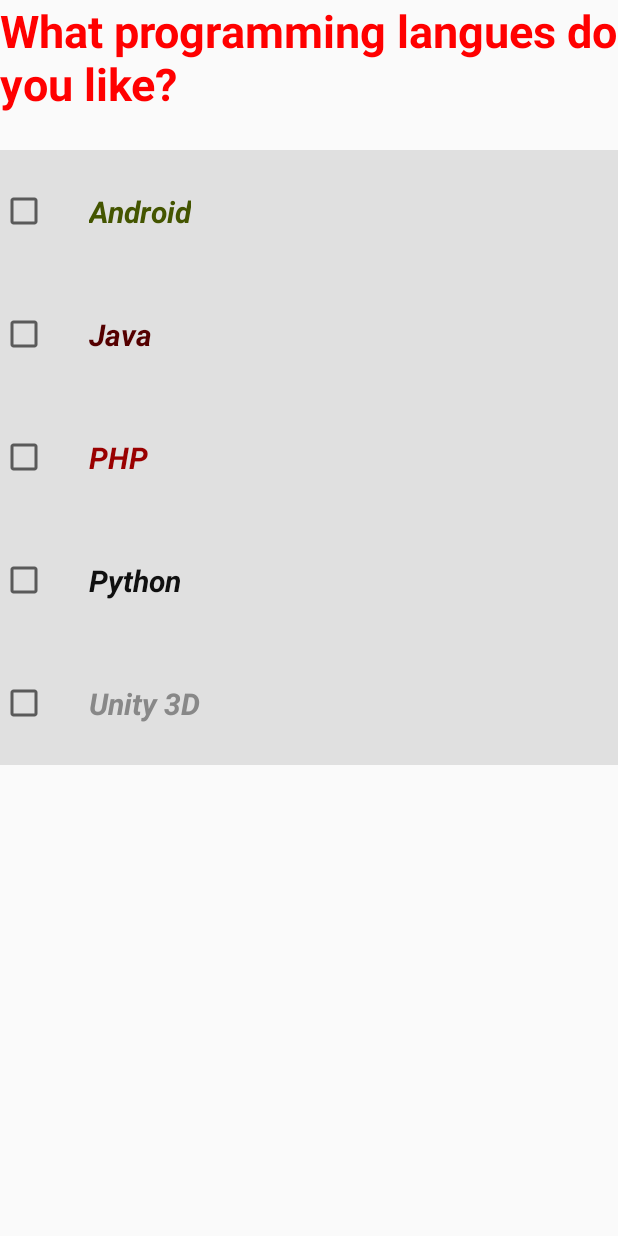
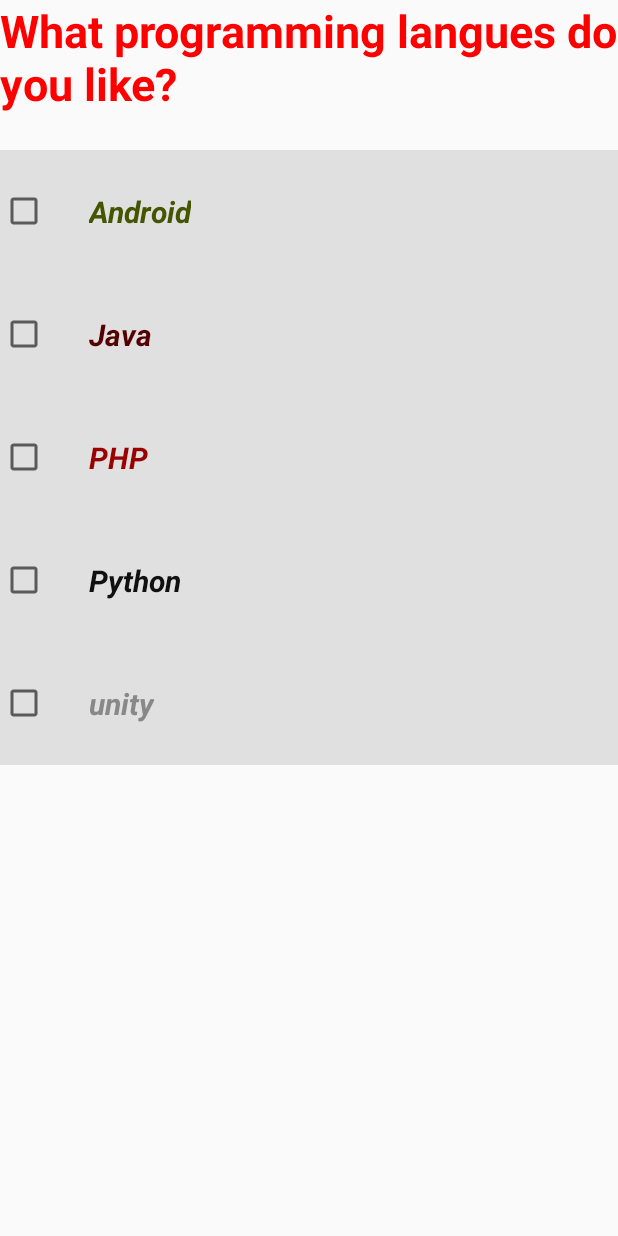
Before and after one commit to Faleeeee/quanlychitieu, an Android app: the Checkbox screen opened directly, with no data from a screen before it, on a phone screen of 412 x 824 dp. Run offline under Robolectric (Android 15) with nearby library versions, the phone set to English and light mode, and no system bars.

Commit message:
android :text="untill"

```diff
--- a/app/src/main/res/layout/activity_check_box.xml
+++ b/app/src/main/res/layout/activity_check_box.xml
@@ -79,7 +79,7 @@
             android:layout_centerHorizontal="true"
             android:checked="false"
             android:padding="27dp"
-            android:text="@string/unity"
+            android:text="unity"
             android:textColor="#888"
             android:textSize="20sp"
             android:textStyle="bold|italic" />
```
